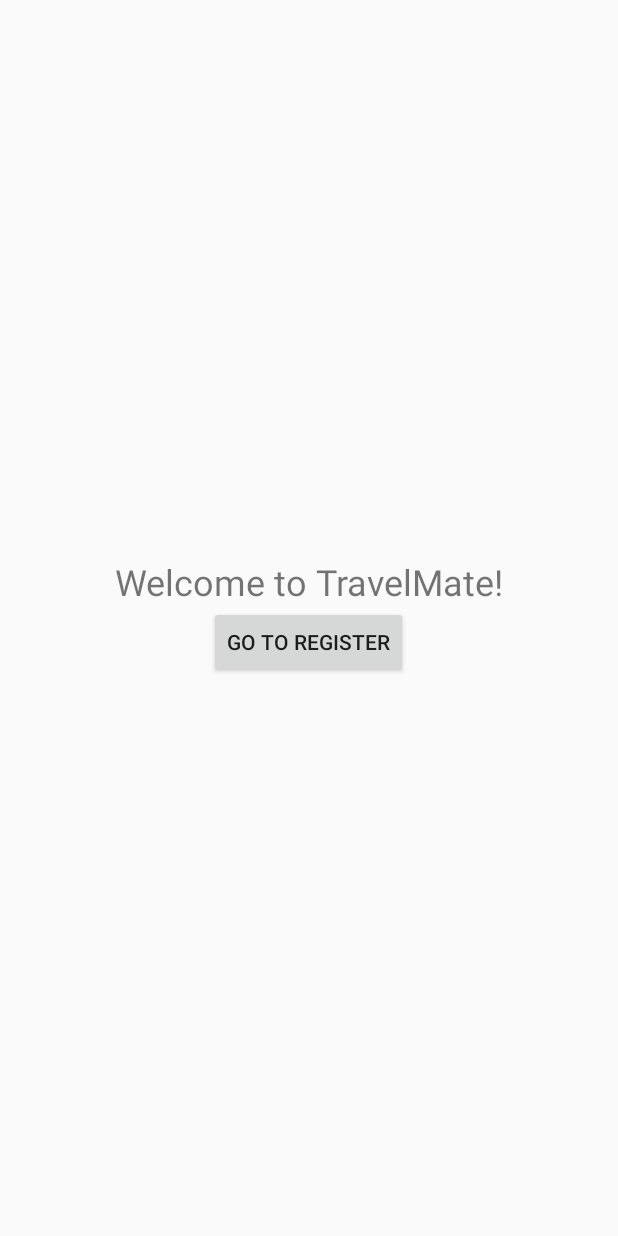
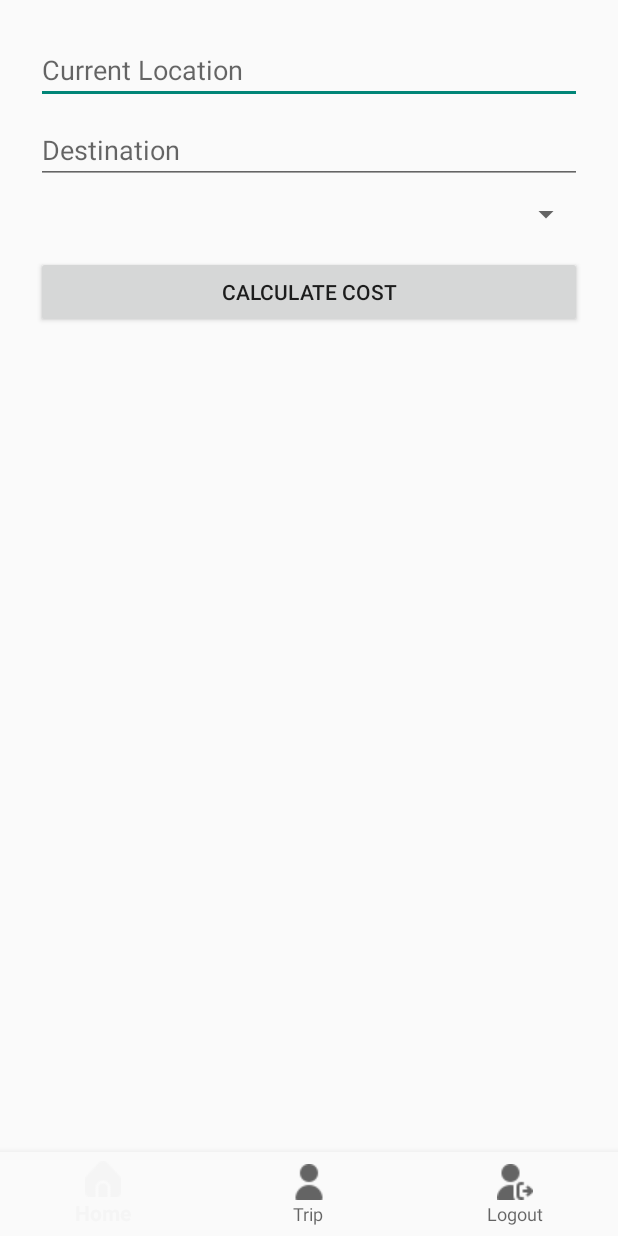
Before and after one commit to KristianPejic/TravelMate, an Android app: the MainActivity screen opened directly, with no data from a screen before it, on a phone screen of 412 x 824 dp. Run offline under Robolectric (Android 15) with nearby library versions, the phone set to English and light mode, and no system bars.

Commit message:
bottom nav menu

```diff
--- /dev/null
+++ b/app/src/main/java/com/fpmoz/travelmate/HomeFragment.kt
@@ -0,0 +1,16 @@
+package com.fpmoz.travelmate
+
+import android.os.Bundle
+import android.view.LayoutInflater
+import android.view.View
+import android.view.ViewGroup
+import androidx.fragment.app.Fragment
+
+class HomeFragment : Fragment() {
+    override fun onCreateView(
+        inflater: LayoutInflater, container: ViewGroup?,
+        savedInstanceState: Bundle?
+    ): View? {
+        return inflater.inflate(R.layout.activity_home_fragment, container, false)
+    }
+}
--- a/app/src/main/java/com/fpmoz/travelmate/LoginActivity.kt
+++ b/app/src/main/java/com/fpmoz/travelmate/LoginActivity.kt
@@ -52,8 +52,8 @@ class LoginActivity : AppCompatActivity() {
             .addOnCompleteListener { task ->
                 if (task.isSuccessful) {
                     Toast.makeText(this, "Login successful", Toast.LENGTH_SHORT).show()
-                    startActivity(Intent(this, HomeActivity::class.java))
-                    finish() // prevent back navigation to login
+                    startActivity(Intent(this, MainActivity::class.java))
+                    finish()
                 } else {
                     Toast.makeText(this, "Error: ${task.exception?.message}", Toast.LENGTH_SHORT).show()
                 }
--- a/app/src/main/java/com/fpmoz/travelmate/MainActivity.kt
+++ b/app/src/main/java/com/fpmoz/travelmate/MainActivity.kt
@@ -1,24 +1,60 @@
 package com.fpmoz.travelmate
-
-
 
 import android.content.Intent
 import android.os.Bundle
-import android.widget.Button
+import androidx.appcompat.app.AlertDialog
 import androidx.appcompat.app.AppCompatActivity
-import com.google.firebase.FirebaseApp
+import androidx.fragment.app.Fragment
+import com.google.android.material.bottomnavigation.BottomNavigationView
 
 class MainActivity : AppCompatActivity() {
-
     override fun onCreate(savedInstanceState: Bundle?) {
         super.onCreate(savedInstanceState)
-        FirebaseApp.initializeApp(this)
         setContentView(R.layout.activity_main)
 
-        val goToRegisterButton = findViewById<Button>(R.id.goToRegisterButton)
-        goToRegisterButton.setOnClickListener {
-            val intent = Intent(this, RegisterActivity::class.java)
-            startActivity(intent)
+        val bottomNav = findViewById<BottomNavigationView>(R.id.bottomNavigationView)
+
+        // Load Home by default
+        bottomNav.selectedItemId = R.id.nav_home
+        loadFragment(HomeFragment())
+
+        bottomNav.setOnItemSelectedListener { item ->
+            when (item.itemId) {
+                R.id.nav_home -> {
+                    loadFragment(HomeFragment())
+                    true
+                }
+                R.id.nav_trip -> {
+                    loadFragment(TripFragment())
+                    true
+                }
+                R.id.nav_logout -> {
+                    showLogoutDialog()
+                    true
+                }
+                else -> false
+            }
         }
     }
+
+    private fun loadFragment(fragment: Fragment) {
+        supportFragmentManager.beginTransaction()
+            .replace(R.id.nav_host_fragment, fragment)
+            .commit()
+    }
+
+    private fun showLogoutDialog() {
+        AlertDialog.Builder(this)
+            .setTitle("Logout")
+            .setMessage("Are you sure you want to logout?")
+            .setPositiveButton("Yes") { dialog, _ ->
+                // Go back to login
+                startActivity(Intent(this, LoginActivity::class.java))
+                finish()
+            }
+            .setNegativeButton("No") { dialog, _ ->
+                dialog.dismiss()
+            }
+            .show()
+    }
 }
--- /dev/null
+++ b/app/src/main/res/layout/activity_home_fragment.xml
@@ -0,0 +1,43 @@
+<?xml version="1.0" encoding="utf-8"?>
+<LinearLayout
+    xmlns:android="http://schemas.android.com/apk/res/android"
+    android:orientation="vertical"
+    android:padding="24dp"
+    android:layout_width="match_parent"
+    android:layout_height="match_parent">
+
+    <!-- Example inputs for cost calculator -->
+    <EditText
+        android:id="@+id/currentLocationEditText"
+        android:hint="Current Location"
+        android:layout_width="match_parent"
+        android:layout_height="wrap_content"/>
+
+    <EditText
+        android:id="@+id/destinationEditText"
+        android:hint="Destination"
+        android:layout_width="match_parent"
+        android:layout_height="wrap_content"
+        android:layout_marginTop="8dp"/>
+
+    <Spinner
+        android:id="@+id/transportSpinner"
+        android:layout_width="match_parent"
+        android:layout_height="wrap_content"
+        android:layout_marginTop="8dp"/>
+
+    <Button
+        android:id="@+id/calculateButton"
+        android:text="Calculate Cost"
+        android:layout_width="match_parent"
+        android:layout_height="wrap_content"
+        android:layout_marginTop="16dp"/>
+
+    <TextView
+        android:id="@+id/resultText"
+        android:text=""
+        android:textSize="16sp"
+        android:layout_marginTop="24dp"
+        android:layout_width="match_parent"
+        android:layout_height="wrap_content"/>
+</LinearLayout>
--- a/app/src/main/res/layout/activity_main.xml
+++ b/app/src/main/res/layout/activity_main.xml
@@ -1,21 +1,23 @@
 <?xml version="1.0" encoding="utf-8"?>
-<LinearLayout xmlns:android="http://schemas.android.com/apk/res/android"
+<LinearLayout
+    xmlns:android="http://schemas.android.com/apk/res/android"
+    xmlns:app="http://schemas.android.com/apk/res-auto"
+    android:orientation="vertical"
     android:layout_width="match_parent"
-    android:layout_height="match_parent"
-    android:gravity="center"
-    android:orientation="vertical"
-    android:padding="16dp">
+    android:layout_height="match_parent">
 
-    <TextView
-        android:text="Welcome to TravelMate!"
-        android:textSize="24sp"
-        android:layout_width="wrap_content"
+    <!-- Fragment container -->
+    <FrameLayout
+        android:id="@+id/nav_host_fragment"
+        android:layout_width="match_parent"
+        android:layout_height="0dp"
+        android:layout_weight="1"/>
+
+    <!-- Bottom Navigation -->
+    <com.google.android.material.bottomnavigation.BottomNavigationView
+        android:id="@+id/bottomNavigationView"
+        android:layout_width="match_parent"
         android:layout_height="wrap_content"
-        />
-
-    <Button
-        android:id="@+id/goToRegisterButton"
-        android:layout_width="wrap_content"
-        android:layout_height="wrap_content"
-        android:text="Go to Register" />
+        app:menu="@menu/bottom_nav_menu"
+        android:background="?android:attr/windowBackground"/>
 </LinearLayout>
--- /dev/null
+++ b/app/src/main/res/menu/bottom_nav_menu.xml
@@ -0,0 +1,17 @@
+<?xml version="1.0" encoding="utf-8"?>
+<menu xmlns:android="http://schemas.android.com/apk/res/android">
+    <item
+        android:id="@+id/nav_home"
+        android:icon="@drawable/ic_home"
+        android:title="Home" />
+
+    <item
+        android:id="@+id/nav_trip"
+        android:icon="@drawable/ic_trip"
+        android:title="Trip" />
+
+    <item
+        android:id="@+id/nav_logout"
+        android:icon="@drawable/ic_logout"
+        android:title="Logout" />
+</menu>
```
Also changed, not shown: app/src/main/AndroidManifest.xml (+17 -23 lines), app/src/main/java/com/fpmoz/travelmate/LauncherActivity.kt (added, +24 -0 lines), app/src/main/java/com/fpmoz/travelmate/TripFragment.kt (added, +16 -0 lines), app/src/main/res/layout/activity_launcher.xml (added, +21 -0 lines), app/src/main/res/layout/activity_trip_fragment.xml (added, +13 -0 lines), app/src/main/res/drawable/ic_home.png (added), app/src/main/res/drawable/ic_logout.png (added), app/src/main/res/drawable/ic_trip.png (added).
